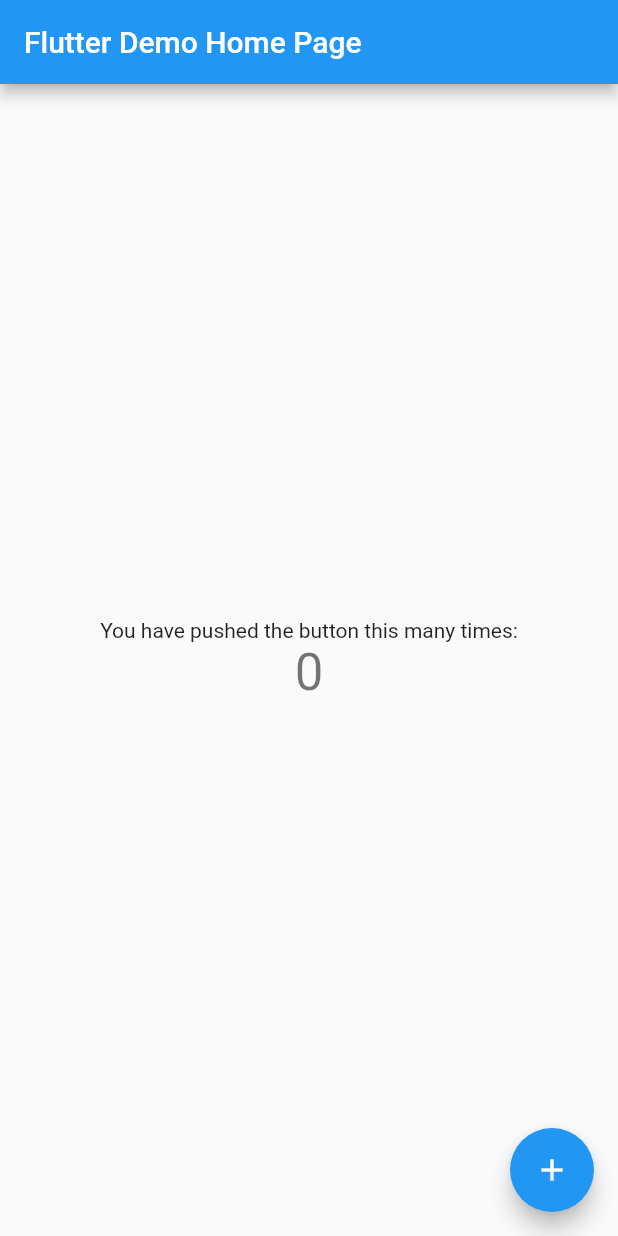
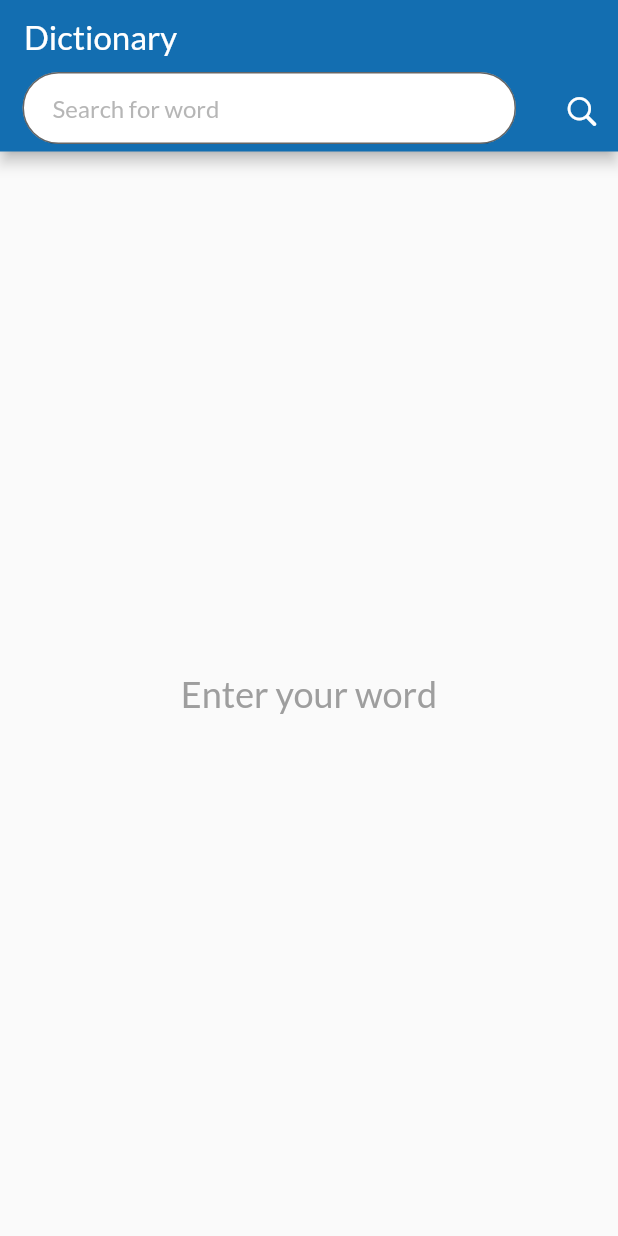
Before and after one commit to NabinGrz/FlutterDictionaryAppWithStream, a Flutter app: the screen it shows after launch, on a phone screen of 412 x 824 dp. Run offline on Flutter 3.47's test engine with Material 2 defaults, Android fonts, the light colour scheme and no system bars; our stand-ins replace google_fonts.

Commit message:
added dictionary

```diff
--- /dev/null
+++ b/lib/dictionary-page.dart
@@ -0,0 +1,234 @@
+import 'dart:async';
+import 'dart:developer';
+
+import 'package:dictionaryapp/services/api.dart';
+import 'package:dictionaryapp/utils/utility.dart';
+import 'package:flutter/cupertino.dart';
+import 'package:flutter/material.dart';
+
+class DictionaryPage extends StatefulWidget {
+  const DictionaryPage({Key? key}) : super(key: key);
+
+  @override
+  State<DictionaryPage> createState() => _DictionaryPageState();
+}
+
+class _DictionaryPageState extends State<DictionaryPage> {
+  final primaryColor = const Color(0xff4338CA);
+  final secondaryColor = const Color(0xff6D28D9);
+  final accentColor = const Color(0xffffffff);
+  final backgroundColor = const Color(0xffffffff);
+  final errorColor = const Color(0xffEF4444);
+
+  TextEditingController wordController = TextEditingController();
+  late StreamController<dynamic> streamController;
+  late Stream<dynamic> stream;
+
+  @override
+  void initState() {
+    super.initState();
+    streamController = StreamController();
+    stream = streamController.stream;
+  }
+
+  search() async {
+    if (wordController.text.isEmpty) {
+      streamController.add(null);
+    } else {
+      streamController.add("waiting");
+      var dictionary = await getDictionary(wordController.text.trim());
+
+      if (dictionary == null) {
+        streamController.add(null);
+      }
+
+      streamController.add(dictionary);
+    }
+  }
+
+  @override
+  Widget build(BuildContext context) {
+    print("BUILD WIDGET");
+    return Scaffold(
+        appBar: AppBar(
+          title: const Text(
+            "Dictionary",
+            style: TextStyle(fontSize: 22, fontWeight: FontWeight.w500),
+          ),
+          backgroundColor: appBarColor,
+          bottom: PreferredSize(
+              preferredSize: const Size.fromHeight(45),
+              child: Row(
+                mainAxisAlignment: MainAxisAlignment.start,
+                children: [
+                  Expanded(
+                    child: Container(
+                      margin: const EdgeInsets.only(
+                          right: 20.0, left: 15, bottom: 5),
+                      child: TextFormField(
+                        onChanged: (value) {
+                          search();
+                        },
+                        controller: wordController,
+                        decoration: InputDecoration(
+                          filled: true,
+                          fillColor: accentColor,
+                          hintText: 'Search for word',
+                          hintStyle:
+                              TextStyle(color: Colors.grey.withOpacity(.75)),
+                          contentPadding: const EdgeInsets.symmetric(
+                              vertical: 0.0, horizontal: 20.0),
+                          border: const OutlineInputBorder(
+                            //  borderSide: BorderSide(color: primaryColor, width: 1.0),
+                            borderRadius:
+                                BorderRadius.all(Radius.circular(25.0)),
+                          ),
+                        ),
+                      ),
+                    ),
+                  ),
+                  IconButton(
+                      onPressed: () async {
+                        await search();
+                      },
+                      icon: const Icon(
+                        CupertinoIcons.search,
+                        color: Colors.white,
+                      ))
+                ],
+              )),
+        ),
+        body: StreamBuilder<dynamic>(
+            stream: stream,
+            builder: (context, snapshot) {
+              if (snapshot.data == null) {
+                return const Center(
+                    child: Text(
+                  "Enter your word",
+                  style: TextStyle(fontSize: 24, color: Colors.grey),
+                ));
+              } else if (snapshot.data == "waiting") {
+                return const Center(child: CircularProgressIndicator());
+              } else {
+                var dictionaryModel = snapshot.data;
+                log(dictionaryModel["definitions"].length.toString());
+                return ListView.builder(
+                    physics: const BouncingScrollPhysics(
+                        parent: AlwaysScrollableScrollPhysics()),
+                    itemCount: dictionaryModel["definitions"].length,
+                    itemBuilder: (context, index) {
+                      return Container(
+                        margin: const EdgeInsets.all(10),
+                        decoration: (dictionaryModel["definitions"].length == 1)
+                            ? BoxDecoration(
+                                boxShadow: const [
+                                    BoxShadow(
+                                        color:
+                                            Color.fromARGB(255, 206, 206, 206),
+                                        blurRadius: 6,
+                                        spreadRadius: 3)
+                                  ],
+                                color: const Color.fromARGB(255, 255, 255, 255),
+                                borderRadius: BorderRadius.circular(20))
+                            : const BoxDecoration(),
+                        child: Column(
+                          crossAxisAlignment: CrossAxisAlignment.center,
+                          // mainAxisAlignment: MainAxisAlignment.center,
+                          children: [
+                            Align(
+                              alignment: Alignment.bottomLeft,
+                              child: Padding(
+                                padding: const EdgeInsets.symmetric(
+                                    horizontal: 12.0, vertical: 10),
+                                child: Container(
+                                  height: getDeviceWidth(context) / 10,
+                                  width: getDeviceWidth(context) / 2,
+                                  decoration: BoxDecoration(
+                                      color: const Color.fromARGB(
+                                          255, 195, 195, 195),
+                                      borderRadius: BorderRadius.circular(12)),
+                                  child: Row(
+                                    children: [
+                                      const SizedBox(
+                                        width: 10,
+                                      ),
+                                      Text(
+                                        "${dictionaryModel["word"]}",
+                                        style: const TextStyle(
+                                            fontSize: 22,
+                                            fontWeight: FontWeight.w600),
+                                      ),
+                                      Flexible(
+                                        child: Text(
+                                          " (${dictionaryModel["definitions"][index]["type"]})",
+                                          overflow: TextOverflow.ellipsis,
+                                          style: const TextStyle(
+                                              fontSize: 20,
+                                              fontStyle: FontStyle.italic,
+                                              fontWeight: FontWeight.w400),
+                                        ),
+                                      ),
+                                    ],
+                                  ),
+                                ),
+                              ),
+                            ),
+                            Align(
+                              alignment: Alignment.bottomLeft,
+                              child: Padding(
+                                padding: const EdgeInsets.symmetric(
+                                  horizontal: 16.0,
+                                ),
+                                child: Row(
+                                  children: [
+                                    Text(
+                                      "Pronounce: ",
+                                      style: TextStyle(
+                                          fontSize: 18,
+                                          color: typeColor,
+                                          fontWeight: FontWeight.bold),
+                                    ),
+                                    // Text(
+                                    //   dictionaryModel["pronunciation"] ?? "",
+                                    //   style: const TextStyle(
+                                    //       fontSize: 18,
+                                    //       color: Color.fromARGB(
+                                    //           255, 138, 138, 138),
+                                    //       fontWeight: FontWeight.bold),
+                                    // ),
+                                  ],
+                                ),
+                              ),
+                            ),
+                            ListTile(
+                              title: Text(
+                                "Definition: ${dictionaryModel["definitions"][index]["definition"] ?? " "}",
+                                style: const TextStyle(
+                                  fontSize: 16,
+                                  fontWeight: FontWeight.bold,
+                                  //  color: wordColor,
+                                ),
+                              ),
+                              subtitle: Text(
+                                "Example: ${dictionaryModel["definitions"][index]["example"] ?? " "}",
+                                style: const TextStyle(
+                                    fontStyle: FontStyle.italic,
+                                    fontSize: 16,
+                                    fontWeight: FontWeight.w500),
+                              ),
+                            ),
+                            //: Container(),
+                            SizedBox(
+                              width: getDeviceWidth(context) * 0.9,
+                              child: const Divider(
+                                thickness: 2,
+                              ),
+                            )
+                          ],
+                        ),
+                      );
+                    });
+              }
+            }));
+  }
+}
--- a/lib/main.dart
+++ b/lib/main.dart
@@ -1,115 +1,19 @@
+import 'package:dictionaryapp/dictionary-page.dart';
 import 'package:flutter/material.dart';
+import 'package:google_fonts/google_fonts.dart';
 
 void main() {
-  runApp(const MyApp());
+  WidgetsFlutterBinding.ensureInitialized();
+  runApp(MaterialApp(
+      home: const MyApp(),
+      theme: ThemeData(fontFamily: GoogleFonts.lato().fontFamily)));
 }
 
 class MyApp extends StatelessWidget {
   const MyApp({Key? key}) : super(key: key);
 
-  // This widget is the root of your application.
   @override
   Widget build(BuildContext context) {
-    return MaterialApp(
-      title: 'Flutter Demo',
-      theme: ThemeData(
-        // This is the theme of your application.
-        //
-        // Try running your application with "flutter run". You'll see the
-        // application has a blue toolbar. Then, without quitting the app, try
-        // changing the primarySwatch below to Colors.green and then invoke
-        // "hot reload" (press "r" in the console where you ran "flutter run",
-        // or simply save your changes to "hot reload" in a Flutter IDE).
-        // Notice that the counter didn't reset back to zero; the application
-        // is not restarted.
-        primarySwatch: Colors.blue,
-      ),
-      home: const MyHomePage(title: 'Flutter Demo Home Page'),
-    );
+    return const DictionaryPage();
   }
 }
-
-class MyHomePage extends StatefulWidget {
-  const MyHomePage({Key? key, required this.title}) : super(key: key);
-
-  // This widget is the home page of your application. It is stateful, meaning
-  // that it has a State object (defined below) that contains fields that affect
-  // how it looks.
-
-  // This class is the configuration for the state. It holds the values (in this
-  // case the title) provided by the parent (in this case the App widget) and
-  // used by the build method of the State. Fields in a Widget subclass are
-  // always marked "final".
-
-  final String title;
-
-  @override
-  State<MyHomePage> createState() => _MyHomePageState();
-}
-
-class _MyHomePageState extends State<MyHomePage> {
-  int _counter = 0;
-
-  void _incrementCounter() {
-    setState(() {
-      // This call to setState tells the Flutter framework that something has
-      // changed in this State, which causes it to rerun the build method below
-      // so that the display can reflect the updated values. If we changed
-      // _counter without calling setState(), then the build method would not be
-      // called again, and so nothing would appear to happen.
-      _counter++;
-    });
-  }
-
-  @override
-  Widget build(BuildContext context) {
-    // This method is rerun every time setState is called, for instance as done
-    // by the _incrementCounter method above.
-    //
-    // The Flutter framework has been optimized to make rerunning build methods
-    // fast, so that you can just rebuild anything that needs updating rather
-    // than having to individually change instances of widgets.
-    return Scaffold(
-      appBar: AppBar(
-        // Here we take the value from the MyHomePage object that was created by
-        // the App.build method, and use it to set our appbar title.
-        title: Text(widget.title),
-      ),
-      body: Center(
-        // Center is a layout widget. It takes a single child and positions it
-        // in the middle of the parent.
-        child: Column(
-          // Column is also a layout widget. It takes a list of children and
-          // arranges them vertically. By default, it sizes itself to fit its
-          // children horizontally, and tries to be as tall as its parent.
-          //
-          // Invoke "debug painting" (press "p" in the console, choose the
-          // "Toggle Debug Paint" action from the Flutter Inspector in Android
-          // Studio, or the "Toggle Debug Paint" command in Visual Studio Code)
-          // to see the wireframe for each widget.
-          //
-          // Column has various properties to control how it sizes itself and
-          // how it positions its children. Here we use mainAxisAlignment to
-          // center the children vertically; the main axis here is the vertical
-          // axis because Columns are vertical (the cross axis would be
-          // horizontal).
-          mainAxisAlignment: MainAxisAlignment.center,
-          children: <Widget>[
-            const Text(
-              'You have pushed the button this many times:',
-            ),
-            Text(
-              '$_counter',
-              style: Theme.of(context).textTheme.headline4,
-            ),
-          ],
-        ),
-      ),
-      floatingActionButton: FloatingActionButton(
-        onPressed: _incrementCounter,
-        tooltip: 'Increment',
-        child: const Icon(Icons.add),
-      ), // This trailing comma makes auto-formatting nicer for build methods.
-    );
-  }
-}
--- /dev/null
+++ b/lib/model/dictionarymodel.dart
@@ -0,0 +1,69 @@
+// To parse this JSON data, do
+//
+//     final dictionaryModel = dictionaryModelFromJson(jsonString);
+
+import 'dart:convert';
+
+DictionaryModel dictionaryModelFromJson(String str) =>
+    DictionaryModel.fromJson(json.decode(str));
+
+String dictionaryModelToJson(DictionaryModel data) =>
+    json.encode(data.toJson());
+
+class DictionaryModel {
+  DictionaryModel({
+    this.definitions,
+    this.word,
+    this.pronunciation,
+  });
+
+  List<Definition>? definitions;
+  String? word;
+  String? pronunciation;
+
+  factory DictionaryModel.fromJson(Map<String, dynamic> json) =>
+      DictionaryModel(
+        definitions: List<Definition>.from(
+            json["definitions"].map((x) => Definition.fromJson(x))),
+        word: json["word"],
+        pronunciation: json["pronunciation"],
+      );
+
+  Map<String, dynamic> toJson() => {
+        "definitions": List<dynamic>.from(definitions!.map((x) => x.toJson())),
+        "word": word,
+        "pronunciation": pronunciation,
+      };
+}
+
+class Definition {
+  Definition({
+    this.type,
+    this.definition,
+    this.example,
+    this.imageUrl,
+    this.emoji,
+  });
+
+  String? type;
+  String? definition;
+  String? example;
+  String? imageUrl;
+  String? emoji;
+
+  factory Definition.fromJson(Map<String, dynamic> json) => Definition(
+        type: json["type"],
+        definition: json["definition"],
+        example: json["example"],
+        imageUrl: json["image_url"],
+        emoji: json["emoji"],
+      );
+
+  Map<String, dynamic> toJson() => {
+        "type": type,
+        "definition": definition,
+        "example": example,
+        "image_url": imageUrl,
+        "emoji": emoji,
+      };
+}
--- /dev/null
+++ b/lib/utils/utility.dart
@@ -0,0 +1,15 @@
+import 'package:flutter/material.dart';
+
+double getDeviceHeight(BuildContext context) {
+  double deviceHeight = MediaQuery.of(context).size.height;
+  return deviceHeight;
+}
+
+double getDeviceWidth(BuildContext context) {
+  double deviceWidth = MediaQuery.of(context).size.width;
+  return deviceWidth;
+}
+
+Color appBarColor = const Color(0xff136eb1);
+Color wordColor = const Color(0xff3a6392);
+Color typeColor = const Color(0xfff69440);
--- a/pubspec.yaml
+++ b/pubspec.yaml
@@ -34,6 +34,9 @@
   # The following adds the Cupertino Icons font to your application.
   # Use with the CupertinoIcons class for iOS style icons.
   cupertino_icons: ^1.0.2
+  dio: ^4.0.6
+  http: ^0.13.4
+  google_fonts: ^3.0.1
 
 dev_dependencies:
   flutter_test:
```
Also changed, not shown: lib/services/api.dart (added, +16 -0 lines), pubspec.lock, 1 other file.
